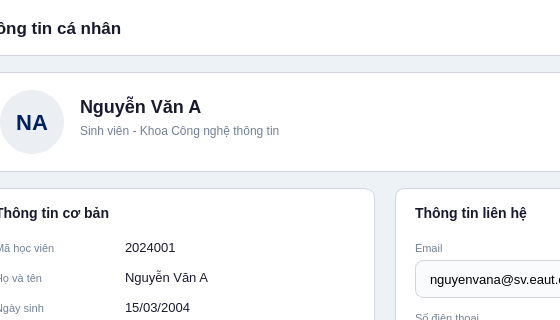
First picture: the form in frontend/ui/profile.ui, repository abcxyzawe/BaiTapLonPy, before the edit; both pictures show x 280 to 840 and y 0 to 320 of the 1100 by 700 pixel window.
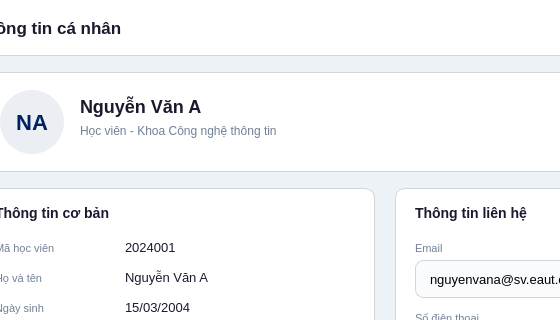
Second picture: the form after the edit.

Commit message: ui: rename labels theo dung scope 'khoa hoc ngoai khoa' (training center)

```diff
--- a/frontend/ui/profile.ui
+++ b/frontend/ui/profile.ui
@@ -77,7 +77,7 @@
     <widget class="QLabel" name="lblProfileRole">
      <property name="geometry"><rect><x>105</x><y>50</y><width>400</width><height>18</height></rect></property>
      <property name="styleSheet"><string notr="true">color: #718096; font-size: 12px; background: transparent;</string></property>
-     <property name="text"><string>Sinh viên - Khoa Công nghệ thông tin</string></property>
+     <property name="text"><string>Học viên - Khoa Công nghệ thông tin</string></property>
     </widget>
    </widget>
 
```
The commit also changes 9 other files.
